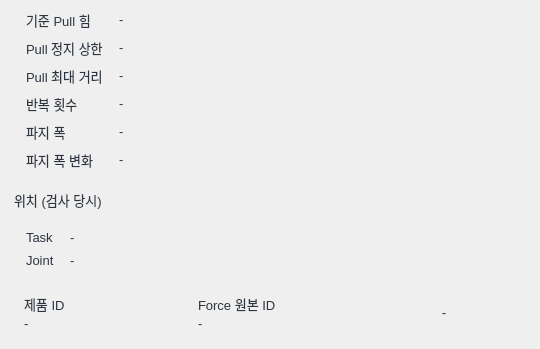
Qt form src/cable_hmi/cable_hmi/result_detail_dialog.ui (tkdak2025/ros_ws) before a commit; both pictures show x 0 to 540 and y 482 to 831 of the 540 by 831 pixel window.
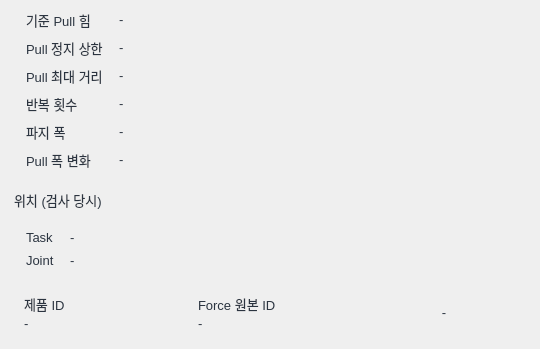
The same form after that commit.

Diff of the .ui file:
```diff
--- a/src/cable_hmi/cable_hmi/result_detail_dialog.ui
+++ b/src/cable_hmi/cable_hmi/result_detail_dialog.ui
@@ -727,7 +727,7 @@
                <item row="6" column="0" alignment="Qt::AlignTop">
          <widget class="QLabel" name="gripChangeKey">
           <property name="text">
-           <string>파지 폭 변화</string>
+           <string>Pull 폭 변화</string>
           </property>
           <property name="role" stdset="0">
            <string notr="true">key</string>
```
